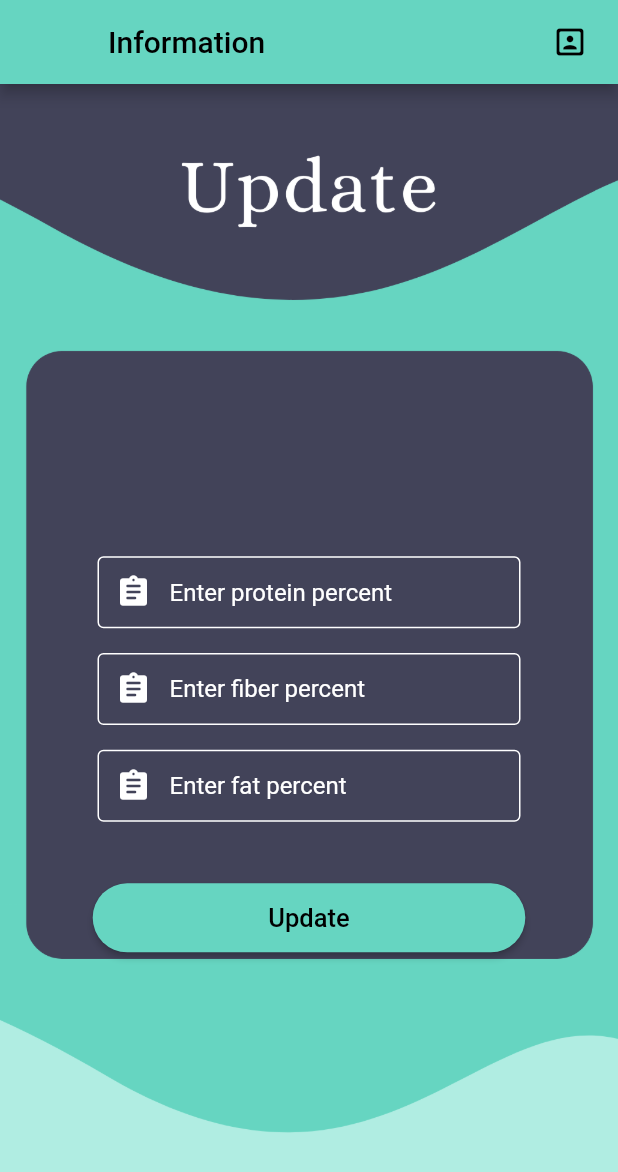
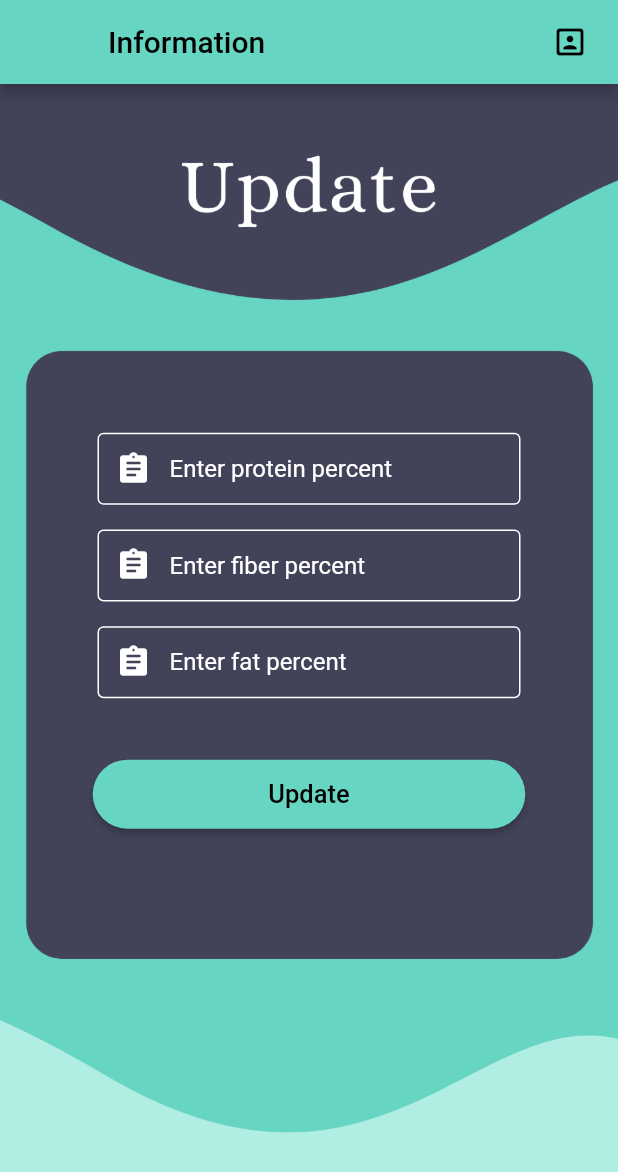
Before and after one commit to kathansheth04/dvhacks, a Flutter app: the initLogger screen opened directly, on a phone screen of 412 x 824 dp. Shown: the top 1172 px of the screen. Run offline on Flutter 3.47's test engine with Material 2 defaults, Android fonts, the phone set to English and light mode, and no system bars; our stand-ins replace camera, cloud_firestore, firebase_auth, fl_chart, image_picker, toggle_switch; missing offline and left inert: firebase_ml_vision; accounts and stored records are empty.

Commit message:
Fix init logger + main logger interface

```diff
--- a/lib/screens/init_logger.dart
+++ b/lib/screens/init_logger.dart
@@ -155,7 +155,7 @@ class initLoggerScreen extends State<initLogger> {
                     children: [
                       new Container(
                         margin: EdgeInsets.only(
-                            top: MediaQuery.of(context).size.height * 0.37,
+                            top: MediaQuery.of(context).size.height * 0.27,
                             bottom: 0,
                             left: 55,
                             right: 55),
--- a/lib/screens/logger.dart
+++ b/lib/screens/logger.dart
@@ -200,7 +200,7 @@ class loggerScreen extends State<logger> {
                     children: [
                       new Container(
                         margin: EdgeInsets.only(
-                            top: MediaQuery.of(context).size.height * 0.37,
+                            top: MediaQuery.of(context).size.height * 0.21,
                             bottom: 0,
                             left: 55,
                             right: 55),
--- a/lib/screens/login.dart
+++ b/lib/screens/login.dart
@@ -68,6 +68,7 @@ class LoginScreen extends State<login> {
   Widget build(BuildContext context) {
     Size size = MediaQuery.of(context).size;
     return Scaffold(
+      resizeToAvoidBottomInset: false,
       body: Stack(children: [
         Container(
           decoration: BoxDecoration(
@@ -96,11 +97,8 @@ class LoginScreen extends State<login> {
         ),
         Form(
           child: new Column(
-            crossAxisAlignment: CrossAxisAlignment.stretch,
             children: [
               new Container(
-                // Pad it such that the keyboard won't block the inputs
-                padding: MediaQuery.of(context).viewInsets,
                 margin: EdgeInsets.only(
                     top: MediaQuery.of(context).size.height * 0.43,
                     bottom: 0,
```
